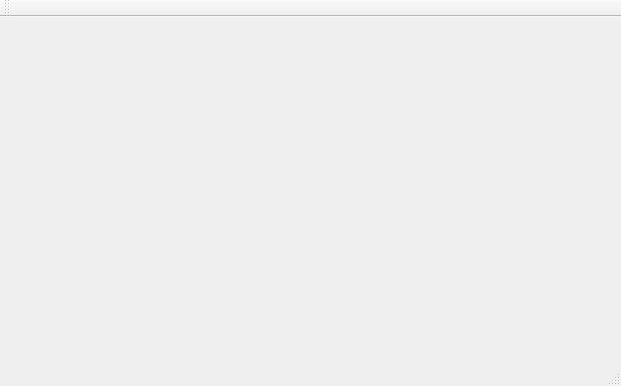
The window that mainwindow.ui (birolkuyumcu/TargetDetection) describes before a commit, drawn with Qt 5.
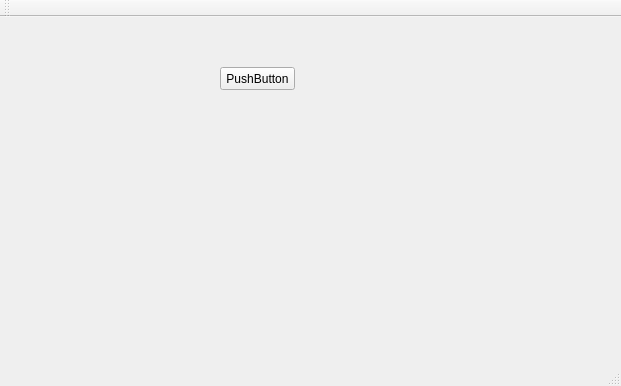
The same window after the commit.

Commit message: include <> den include ""

```diff
--- a/mainwindow.ui
+++ b/mainwindow.ui
@@ -13,7 +13,21 @@
   <property name="windowTitle">
    <string>MainWindow</string>
   </property>
-  <widget class="QWidget" name="centralWidget"/>
+  <widget class="QWidget" name="centralWidget">
+   <widget class="QPushButton" name="pushButton">
+    <property name="geometry">
+     <rect>
+      <x>220</x>
+      <y>50</y>
+      <width>75</width>
+      <height>23</height>
+     </rect>
+    </property>
+    <property name="text">
+     <string>PushButton</string>
+    </property>
+   </widget>
+  </widget>
   <widget class="QMenuBar" name="menuBar">
    <property name="geometry">
     <rect>
```
The commit also changes 2 other files.
